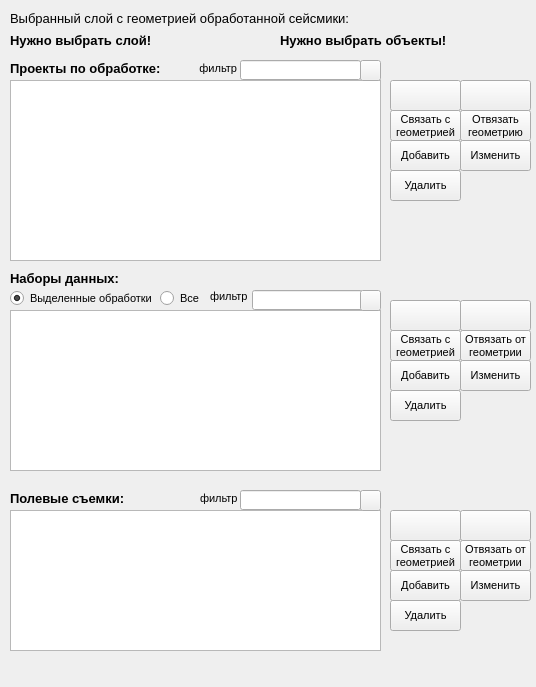
This is geo_dm_dockwidget_seis_proc.ui in stepanosokin/geo_dm as Qt 5 draws it before an edit. The edited form follows.
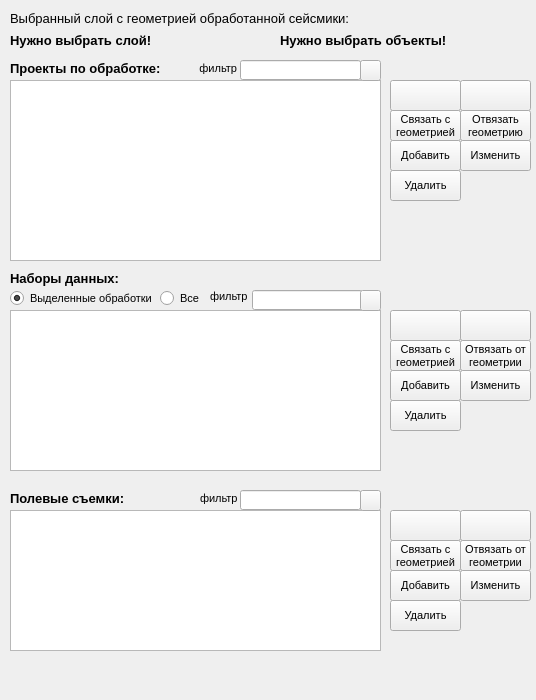
This is the edited form. Custom widgets are drawn as their Qt base class.

Commit message: started coding the Manage Field Seismic window. Changed some functions and added Select surveys by geometry function.

Patch:
```diff
--- a/geo_dm_dockwidget_seis_proc.ui
+++ b/geo_dm_dockwidget_seis_proc.ui
@@ -7,13 +7,13 @@
     <x>0</x>
     <y>0</y>
     <width>536</width>
-    <height>687</height>
+    <height>700</height>
    </rect>
   </property>
   <property name="minimumSize">
    <size>
     <width>85</width>
-    <height>500</height>
+    <height>700</height>
    </size>
   </property>
   <property name="sizeIncrement">
@@ -650,7 +650,7 @@
     <property name="geometry">
      <rect>
       <x>390</x>
-      <y>300</y>
+      <y>310</y>
       <width>71</width>
       <height>31</height>
      </rect>
@@ -672,7 +672,7 @@
     <property name="geometry">
      <rect>
       <x>460</x>
-      <y>300</y>
+      <y>310</y>
       <width>71</width>
       <height>31</height>
      </rect>
@@ -694,7 +694,7 @@
     <property name="geometry">
      <rect>
       <x>390</x>
-      <y>330</y>
+      <y>340</y>
       <width>71</width>
       <height>31</height>
      </rect>
@@ -718,7 +718,7 @@
     <property name="geometry">
      <rect>
       <x>460</x>
-      <y>330</y>
+      <y>340</y>
       <width>71</width>
       <height>31</height>
      </rect>
@@ -742,7 +742,7 @@
     <property name="geometry">
      <rect>
       <x>390</x>
-      <y>360</y>
+      <y>370</y>
       <width>71</width>
       <height>31</height>
      </rect>
@@ -765,7 +765,7 @@
     <property name="geometry">
      <rect>
       <x>460</x>
-      <y>360</y>
+      <y>370</y>
       <width>71</width>
       <height>31</height>
      </rect>
@@ -788,7 +788,7 @@
     <property name="geometry">
      <rect>
       <x>390</x>
-      <y>390</y>
+      <y>400</y>
       <width>71</width>
       <height>31</height>
      </rect>
```
Left out of the diff: 4 changed lines with no effect on the pictures. The commit also changes 2 other files.
